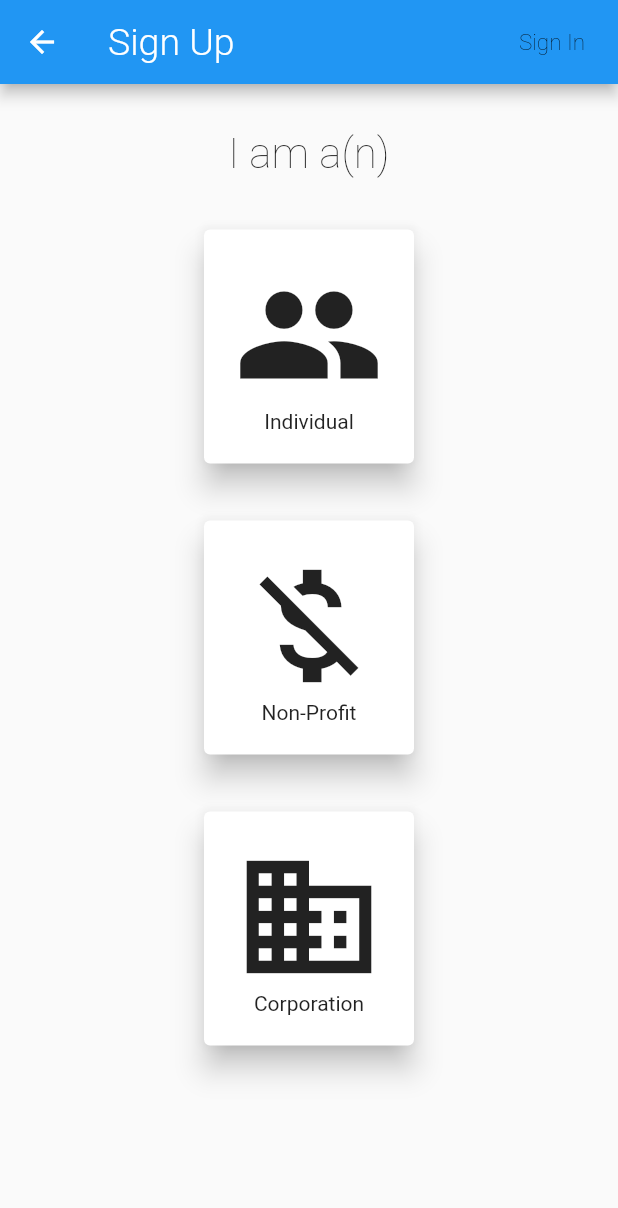
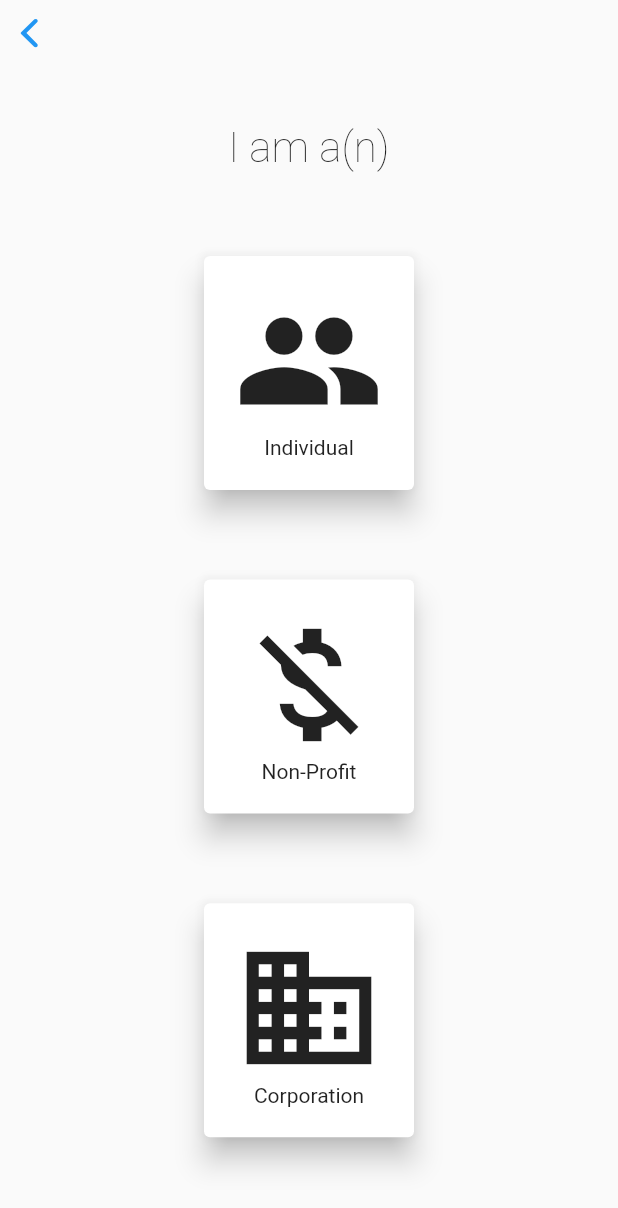
Before and after one commit to ChoDi-App/ChoDi, a Flutter app: the SignUpPage screen opened by its route, on a phone screen of 412 x 824 dp. Shown: the top 1208 px of the screen. Run offline on Flutter 3.47's test engine with Material 2 defaults, Android fonts, the phone set to English and light mode, and no system bars; our stand-ins replace firebase_auth, google_fonts; accounts and stored records are empty; Roboto replaces fonts that are missing (Ubuntu).

Commit message:
finished sign in page on to sign in and sign up choosing type of user

```diff
--- a/chodi_app/lib/screens/Authenticate/SignUpPage.dart
+++ b/chodi_app/lib/screens/Authenticate/SignUpPage.dart
@@ -1,7 +1,8 @@
+
 import 'package:flutter/material.dart';
 import 'package:google_fonts/google_fonts.dart';
-import 'package:chodiapp/constants/AppColors.dart';
 import 'package:chodiapp/screens/Authenticate/IndividualSignUpPage.dart';
+import 'package:flutter/cupertino.dart';
 
 class SignUpPage extends StatefulWidget {
   @override
@@ -11,38 +12,29 @@ class SignUpPage extends StatefulWidget {
 class _SignUpPageState extends State<SignUpPage> {
   @override
   Widget build(BuildContext context) {
-    return Scaffold(
-      appBar: AppBar(
-        actions: <Widget>[
-          Center(
-            child: FlatButton(
-                onPressed: (){
-                  Navigator.pop(context);
+    return Material(
+      child: CupertinoPageScaffold(
+        navigationBar: CupertinoNavigationBar(
+          border: Border(bottom: BorderSide.none),
+        ),
+        child: Container(
+          padding: EdgeInsets.fromLTRB(30, 30, 30, 10.0),
+          height: MediaQuery.of(context).size.height,
+          width: MediaQuery.of(context).size.width,
+          child: Column(
+            mainAxisSize: MainAxisSize.max,
+            mainAxisAlignment: MainAxisAlignment.spaceEvenly,
+            children: <Widget>[
 
-                },
-                child: Text("Sign In",
-                  style: GoogleFonts.ubuntu(fontSize: 15,fontWeight: FontWeight.w100,color: Colors.black),
-                )
-            ),
-          )
-        ],
-        title: Text("Sign Up",style: GoogleFonts.ubuntu(fontSize: 25.0, fontWeight: FontWeight.w300,)),
-      ),
-      body: SingleChildScrollView(
-        child: Center(
-          child: Column(
-            children: <Widget>[
-              SizedBox(height:30.0),
               Text("I am a(n)",style: GoogleFonts.ubuntu(fontWeight: FontWeight.w100,fontSize: 28),),
-
-              SizedBox(height: 30.0,),
-              InkWell(
+              Material(
+                child: InkWell(
                   onTap: (){
                     Navigator.push(context,MaterialPageRoute(builder: (context){
                       return IndividualSignUpPage();
                     }));
                   },
-                splashColor: Colors.blue,
+                  splashColor: Colors.black,
                   child: Card(
                     elevation: 8.0,
                     child: Container(
@@ -56,8 +48,12 @@ class _SignUpPageState extends State<SignUpPage> {
                     ),
                   ),
                 ),
-              SizedBox(height: 30.0,),
-              Card(
+              ),
+              Material(
+                child: InkWell(
+                  splashColor: Colors.black,
+                  onTap: (){print("clicked");},
+                  child: Card(
                     elevation: 8.0,
                     child: Container(
                       padding: EdgeInsets.all(20.0),
@@ -69,13 +65,12 @@ class _SignUpPageState extends State<SignUpPage> {
                       ),
                     ),
                   ),
-              SizedBox(height: 30.0),
-              GestureDetector(
-                onTap: (){
-                  print("Tapped");
-
-
-                },
+                ),
+              ),
+              Material(
+                child: InkWell(
+                  onTap: (){},
+                  splashColor: Colors.black,
                   child: Card(
                     elevation: 8.0,
                     child: Container(
@@ -89,7 +84,7 @@ class _SignUpPageState extends State<SignUpPage> {
                     ),
                   ),
                 ),
-              SizedBox(height: 30,),
+              ),
             ],
           ),
         ),
```
Lines whose indentation alone changed are shown as unchanged.
